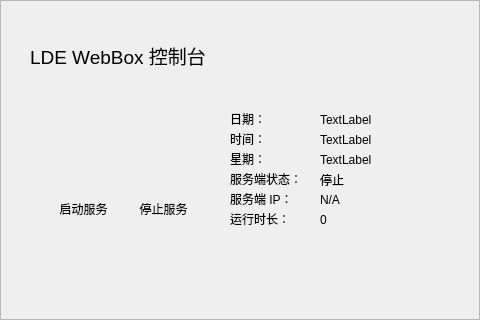
Before: the Qt Designer form src/LWebBoxCon/widget.ui in xuzhuoyi/LDE-Embedded, drawn with Qt 5.
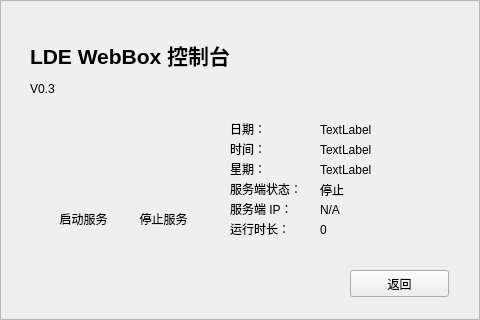
After: the same form once the commit is applied. Icons and pictures are not drawn. Custom widgets are drawn as their Qt base class.

Commit message: Reorganize LWebBoxCon Ui

Diff of the .ui file:
```diff
--- a/src/LWebBoxCon/widget.ui
+++ b/src/LWebBoxCon/widget.ui
@@ -36,13 +36,15 @@
      <rect>
       <x>30</x>
       <y>30</y>
-      <width>251</width>
-      <height>51</height>
+      <width>250</width>
+      <height>50</height>
      </rect>
     </property>
     <property name="font">
      <font>
-      <pointsize>14</pointsize>
+      <pointsize>16</pointsize>
+      <weight>75</weight>
+      <bold>true</bold>
      </font>
     </property>
     <property name="text">
@@ -53,7 +55,7 @@
     <property name="geometry">
      <rect>
       <x>230</x>
-      <y>110</y>
+      <y>120</y>
       <width>81</width>
       <height>17</height>
      </rect>
@@ -66,7 +68,7 @@
     <property name="geometry">
      <rect>
       <x>320</x>
-      <y>110</y>
+      <y>120</y>
       <width>131</width>
       <height>20</height>
      </rect>
@@ -79,7 +81,7 @@
     <property name="geometry">
      <rect>
       <x>230</x>
-      <y>130</y>
+      <y>140</y>
       <width>81</width>
       <height>17</height>
      </rect>
@@ -92,7 +94,7 @@
     <property name="geometry">
      <rect>
       <x>320</x>
-      <y>130</y>
+      <y>140</y>
       <width>131</width>
       <height>20</height>
      </rect>
@@ -105,7 +107,7 @@
     <property name="geometry">
      <rect>
       <x>230</x>
-      <y>170</y>
+      <y>180</y>
       <width>81</width>
       <height>17</height>
      </rect>
@@ -118,7 +120,7 @@
     <property name="geometry">
      <rect>
       <x>320</x>
-      <y>170</y>
+      <y>180</y>
       <width>131</width>
       <height>20</height>
      </rect>
@@ -131,7 +133,7 @@
     <property name="geometry">
      <rect>
       <x>230</x>
-      <y>190</y>
+      <y>200</y>
       <width>81</width>
       <height>17</height>
      </rect>
@@ -144,11 +146,16 @@
     <property name="geometry">
      <rect>
       <x>320</x>
-      <y>190</y>
-      <width>131</width>
+      <y>200</y>
+      <width>151</width>
       <height>20</height>
      </rect>
     </property>
+    <property name="font">
+     <font>
+      <pointsize>9</pointsize>
+     </font>
+    </property>
     <property name="text">
      <string>N/A</string>
     </property>
@@ -157,7 +164,7 @@
     <property name="geometry">
      <rect>
       <x>230</x>
-      <y>150</y>
+      <y>160</y>
       <width>81</width>
       <height>17</height>
      </rect>
@@ -170,7 +177,7 @@
     <property name="geometry">
      <rect>
       <x>320</x>
-      <y>150</y>
+      <y>160</y>
       <width>131</width>
       <height>20</height>
      </rect>
@@ -183,7 +190,7 @@
     <property name="geometry">
      <rect>
       <x>320</x>
-      <y>210</y>
+      <y>220</y>
       <width>131</width>
       <height>20</height>
      </rect>
@@ -196,7 +203,7 @@
     <property name="geometry">
      <rect>
       <x>230</x>
-      <y>210</y>
+      <y>220</y>
       <width>81</width>
       <height>17</height>
      </rect>
@@ -209,7 +216,7 @@
     <property name="geometry">
      <rect>
       <x>50</x>
-      <y>200</y>
+      <y>210</y>
       <width>67</width>
       <height>17</height>
      </rect>
@@ -225,7 +232,7 @@
     <property name="geometry">
      <rect>
       <x>130</x>
-      <y>200</y>
+      <y>210</y>
       <width>67</width>
       <height>17</height>
      </rect>
@@ -241,7 +248,7 @@
     <property name="geometry">
      <rect>
       <x>50</x>
-      <y>130</y>
+      <y>140</y>
       <width>64</width>
       <height>64</height>
      </rect>
@@ -263,7 +270,7 @@
     <property name="geometry">
      <rect>
       <x>130</x>
-      <y>130</y>
+      <y>140</y>
       <width>64</width>
       <height>64</height>
      </rect>
@@ -278,6 +285,32 @@
      <bool>true</bool>
     </property>
    </widget>
+   <widget class="QPushButton" name="pushButton">
+    <property name="geometry">
+     <rect>
+      <x>350</x>
+      <y>270</y>
+      <width>99</width>
+      <height>27</height>
+     </rect>
+    </property>
+    <property name="text">
+     <string>返回</string>
+    </property>
+   </widget>
+   <widget class="QLabel" name="label_18">
+    <property name="geometry">
+     <rect>
+      <x>30</x>
+      <y>80</y>
+      <width>67</width>
+      <height>17</height>
+     </rect>
+    </property>
+    <property name="text">
+     <string>V0.3</string>
+    </property>
+   </widget>
   </widget>
  </widget>
  <layoutdefault spacing="6" margin="11"/>
```
The commit also changes 3 other files.
